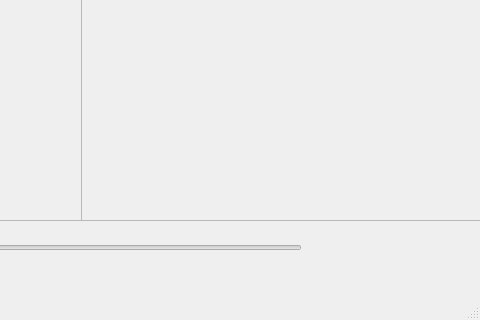
First picture: the form in mainwindow.ui, repository Fantasm4no/VisionxComputador, before the edit; both pictures show x 319 to 799 and y 280 to 600 of the 799 by 600 pixel window.
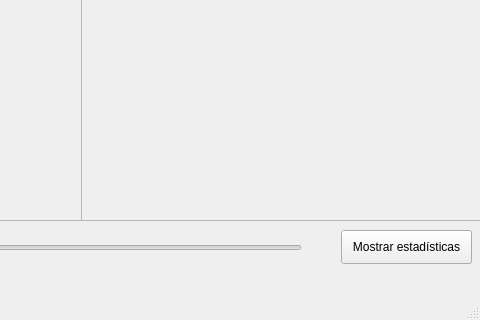
Second picture: the form after the edit.

The edit to the form file:
```diff
--- a/mainwindow.ui
+++ b/mainwindow.ui
@@ -150,6 +150,19 @@
      <string>AplicarFIltros</string>
     </property>
    </widget>
+   <widget class="QPushButton" name="btnEstadisticas">
+    <property name="geometry">
+     <rect>
+      <x>660</x>
+      <y>510</y>
+      <width>131</width>
+      <height>34</height>
+     </rect>
+    </property>
+    <property name="text">
+     <string>Mostrar estadísticas</string>
+    </property>
+   </widget>
   </widget>
   <widget class="QMenuBar" name="menubar">
    <property name="geometry">
```
Left out of the diff: 2 changed lines with no effect on the pictures.
